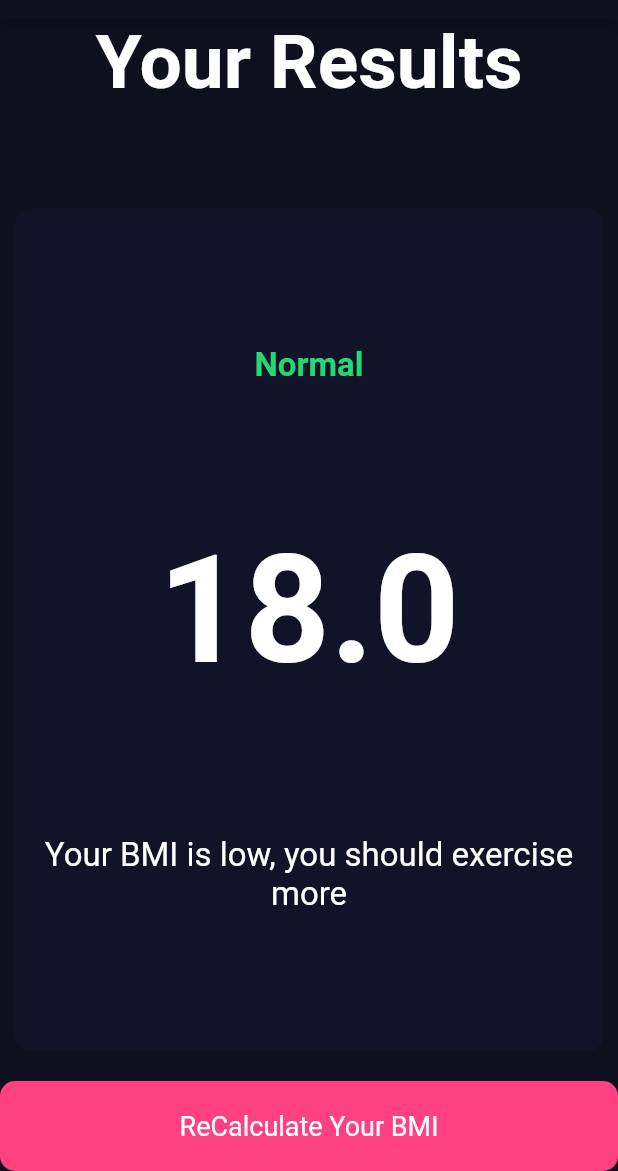
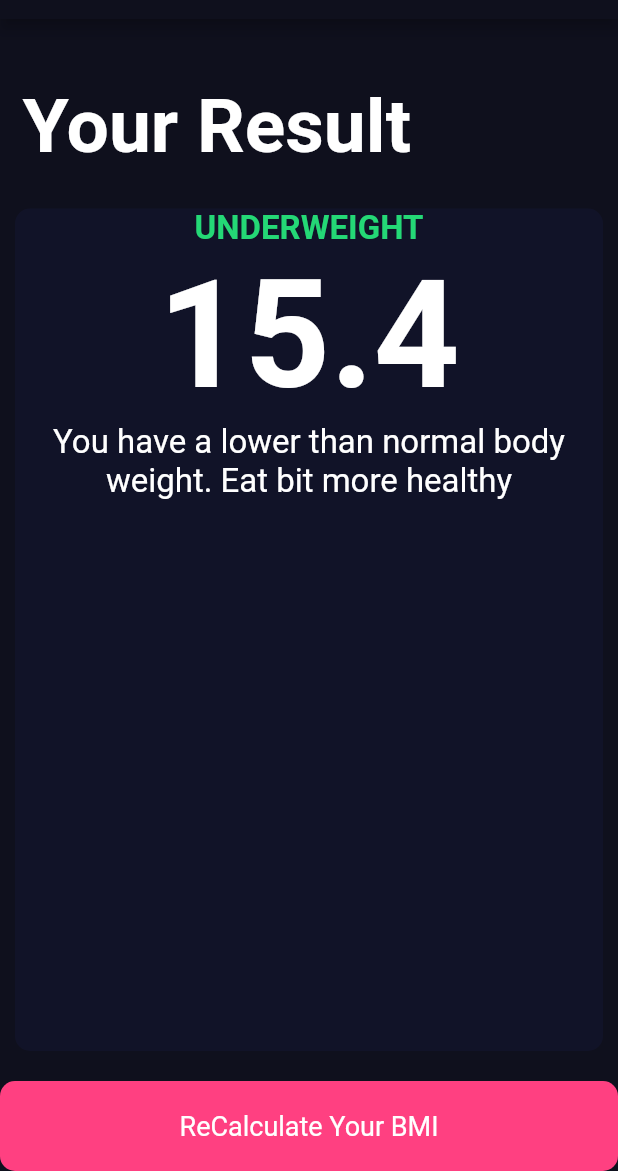
Before and after one commit to Shivakumar-SG/BMI-Calculator, a Flutter app: the screen it shows after launch, after a tap on "Find your BMI", on a phone screen of 412 x 824 dp, the part 65-1236 px from its top. Run offline on Flutter 3.47's test engine with Material 2 defaults, Android fonts, the phone set to English and light mode, and no system bars; our stand-ins replace font_awesome_flutter.

Commit message:
Functionality added

```diff
--- a/lib/bottom_button.dart
+++ b/lib/Components/bottom_button.dart
@@ -1,5 +1,5 @@
 import 'package:flutter/material.dart';
-import 'constants.dart';
+import '../constants.dart';
 
 class BottomButton extends StatelessWidget {
   BottomButton({@required this.onTap, @required this.bottomText});
--- a/lib/column_icon.dart
+++ b/lib/Components/column_icon.dart
@@ -1,5 +1,5 @@
 import 'package:flutter/material.dart';
-import 'constants.dart';
+import 'package:bmi_calculator/constants.dart';
 
 class ColumnIcon extends StatelessWidget {
   const ColumnIcon({this.icon, this.label});
--- /dev/null
+++ b/lib/Screens/input_page.dart
@@ -0,0 +1,252 @@
+import 'package:bmi_calculator/Screens/result_page.dart';
+import 'package:flutter/material.dart';
+import 'package:font_awesome_flutter/font_awesome_flutter.dart';
+import '../Components/reusable_card.dart';
+import 'package:bmi_calculator/Components/column_icon.dart';
+import '../constants.dart';
+import 'result_page.dart';
+import '../Components/bottom_button.dart';
+import '../Components/round_icon_button.dart';
+import 'package:bmi_calculator/calculating_brain.dart';
+
+enum ColorCardType {
+  maleCard,
+  femaleCard,
+}
+
+class InputPage extends StatefulWidget {
+  @override
+  _InputPageState createState() => _InputPageState();
+}
+
+class _InputPageState extends State<InputPage> {
+  ColorCardType selectedCard;
+
+  int height = 180;
+  int weight = 50;
+  int age = 25;
+
+  @override
+  Widget build(BuildContext context) {
+    return Scaffold(
+      appBar: AppBar(
+        title: Text('BMI CALCULATOR'),
+      ),
+      body: Column(
+        crossAxisAlignment: CrossAxisAlignment.stretch,
+        children: <Widget>[
+          // for male and female card
+          Expanded(
+            child: Row(
+              children: <Widget>[
+                Expanded(
+                  child: ReusableCard(
+                    //refracted or reduced the code.
+
+                    onPressed: () {
+                      // using function as a object/property
+                      setState(() {
+                        selectedCard = ColorCardType.maleCard;
+                      });
+                    },
+                    colour: selectedCard == ColorCardType.maleCard
+                        ? ktileColor
+                        : kinactiveColor,
+                    cardChild:
+                        ColumnIcon(icon: FontAwesomeIcons.mars, label: 'MALE'),
+                  ),
+                ),
+                Expanded(
+                  child: ReusableCard(
+                    onPressed: () {
+                      setState(() {
+                        selectedCard = ColorCardType.femaleCard;
+                      });
+                    },
+                    colour: selectedCard == ColorCardType.femaleCard
+                        ? ktileColor
+                        : kinactiveColor,
+                    cardChild: ColumnIcon(
+                      icon: FontAwesomeIcons.venus,
+                      label: 'FEMALE',
+                    ),
+                  ),
+                ),
+              ],
+            ),
+          ),
+          //for height
+          Expanded(
+            child: ReusableCard(
+              colour: kinactiveColor,
+              cardChild: Column(
+                mainAxisAlignment: MainAxisAlignment.center,
+                children: <Widget>[
+                  Row(
+                    mainAxisAlignment: MainAxisAlignment.center,
+                    crossAxisAlignment: CrossAxisAlignment.baseline,
+                    textBaseline: TextBaseline.alphabetic,
+                    children: <Widget>[
+                      Text(
+                        height.toString(),
+                        style: klabelTxtStyle2,
+                      ),
+                      Text(
+                        'cm',
+                        style: klabelTextStyle,
+                      )
+                    ],
+                  ),
+                  SliderTheme(
+                    data: SliderTheme.of(context).copyWith(
+                      //copies all the properties but gives value to none. creating our own widget
+                      thumbColor: Colors.pinkAccent,
+                      activeTrackColor: Colors.white,
+                      overlayColor: Color(0x29EB1555),
+                      inactiveTrackColor: Colors.grey,
+                      thumbShape: RoundSliderThumbShape(
+                        enabledThumbRadius: 15.0,
+                      ),
+                      overlayShape:
+                          RoundSliderOverlayShape(overlayRadius: 30.0),
+                    ),
+                    child: Slider(
+                      min: 100.0,
+                      max: 220.0,
+                      value: height.toDouble(),
+                      onChanged: (double newValue) {
+                        setState(() {
+                          height = newValue.round();
+                        });
+                      },
+                    ),
+                  ),
+                  Text(
+                    'HEIGHT',
+                    style: klabelTextStyle,
+                  ),
+                ],
+              ),
+            ),
+          ),
+          //for weight and age
+          Expanded(
+            child: Row(
+              children: <Widget>[
+                Expanded(
+                  child: ReusableCard(
+                    colour: kinactiveColor,
+                    cardChild: Column(
+                      mainAxisAlignment: MainAxisAlignment.center,
+                      children: <Widget>[
+                        Text(
+                          weight.toString(),
+                          style: klabelTxtStyle2,
+                        ),
+                        Row(
+                          mainAxisAlignment: MainAxisAlignment.center,
+                          children: <Widget>[
+                            RoundIconButton(
+                              icon: FontAwesomeIcons.minus,
+                              onPressed: () {
+                                setState(() {
+                                  weight = weight - 1;
+                                });
+                              },
+                            ),
+                            SizedBox(
+                              width: 10.0,
+                            ),
+                            RoundIconButton(
+                              icon: FontAwesomeIcons.plus,
+                              onPressed: () {
+                                setState(() {
+                                  weight = weight + 1;
+                                });
+                              },
+                            ),
+                          ],
+                        ),
+                        SizedBox(
+                          height: 10.0,
+                        ),
+                        Text(
+                          'WEIGHT',
+                          style: klabelTextStyle,
+                        ),
+                      ],
+                    ),
+                  ),
+                ),
+                Expanded(
+                  child: ReusableCard(
+                    colour: kinactiveColor,
+                    cardChild: Column(
+                      mainAxisAlignment: MainAxisAlignment.center,
+                      children: <Widget>[
+                        Text(
+                          age.toString(),
+                          style: klabelTxtStyle2,
+                        ),
+                        Row(
+                          mainAxisAlignment: MainAxisAlignment.center,
+                          children: <Widget>[
+                            RoundIconButton(
+                              icon: FontAwesomeIcons.minus,
+                              onPressed: () {
+                                setState(() {
+                                  age = age - 1;
+                                });
+                              },
+                            ),
+                            SizedBox(
+                              width: 10.0,
+                            ),
+                            RoundIconButton(
+                              icon: FontAwesomeIcons.plus,
+                              onPressed: () {
+                                setState(() {
+                                  age = age + 1;
+                                });
+                              },
+                            ),
+                          ],
+                        ),
+                        SizedBox(
+                          height: 10.0,
+                        ),
+                        Text(
+                          'AGE',
+                          style: klabelTextStyle,
+                        ),
+                      ],
+                    ),
+                  ),
+                ),
+              ],
+            ),
+          ),
+          //result page navigator
+          BottomButton(
+            onTap: () {
+              calculatorBrain calc =
+                  calculatorBrain(height: height, weight: weight);
+
+              Navigator.push(
+                context,
+                MaterialPageRoute(
+                  builder: (context) => ResultPage(
+                    bmiCalculation: calc.calculateBmi(),
+                    resultText: calc.getResult(),
+                    interpretation: calc.getInterpretation(),
+                  ),
+                ),
+              );
+            },
+            bottomText: 'Find your BMI',
+          ),
+        ],
+      ),
+    );
+  }
+}
--- a/lib/result_page.dart
+++ b/lib/Screens/result_page.dart
@@ -1,9 +1,16 @@
 import 'package:bmi_calculator/constants.dart';
 import 'package:flutter/material.dart';
-import 'reusable_card.dart';
-import 'bottom_button.dart';
+import '../Components/reusable_card.dart';
+import '../Components/bottom_button.dart';
 
 class ResultPage extends StatelessWidget {
+  ResultPage(
+      {@required this.bmiCalculation,
+      @required this.resultText,
+      @required this.interpretation});
+  final String bmiCalculation;
+  final String resultText;
+  final String interpretation;
   @override
   Widget build(BuildContext context) {
     return Scaffold(
@@ -18,9 +25,10 @@ class ResultPage extends StatelessWidget {
         children: <Widget>[
           Expanded(
             child: Container(
+              padding: EdgeInsets.all(15.0),
+              alignment: Alignment.bottomLeft,
               child: Text(
-                'Your Results',
-                textAlign: TextAlign.center,
+                'Your Result',
                 style: kTitleTextStyle,
               ),
             ),
@@ -34,17 +42,19 @@ class ResultPage extends StatelessWidget {
                 crossAxisAlignment: CrossAxisAlignment.center,
                 children: <Widget>[
                   Text(
-                    'Normal',
+                    resultText.toUpperCase(),
                     style: kResultTextStyle,
                   ),
                   Text(
-                    '18.0',
+                    bmiCalculation,
                     style: kBmiTextStyle,
                   ),
-                  Text(
-                    'Your BMI is low, you should exercise more',
-                    textAlign: TextAlign.center,
-                    style: kBodyTextStyle,
+                  Expanded(
+                    child: Text(
+                      interpretation,
+                      textAlign: TextAlign.center,
+                      style: kBodyTextStyle,
+                    ),
                   ),
                 ],
               ),
--- /dev/null
+++ b/lib/calculating_brain.dart
@@ -0,0 +1,34 @@
+import 'dart:math';
+
+class calculatorBrain {
+  calculatorBrain({this.height, this.weight});
+  final int height;
+  final int weight;
+
+  double _bmi;
+
+  String calculateBmi() {
+    _bmi = weight / pow(height / 100, 2);
+    return _bmi.toStringAsFixed(1);
+  }
+
+  String getResult() {
+    if (_bmi >= 25) {
+      return 'Overweight';
+    } else if (_bmi > 18.5) {
+      return 'Normal';
+    } else {
+      return 'Underweight';
+    }
+  }
+
+  String getInterpretation() {
+    if (_bmi >= 25) {
+      return 'You have higher than a normal body weight. Try to exercise more';
+    } else if (_bmi > 18.5) {
+      return 'You have a normal body weight. Good job!';
+    } else {
+      return 'You have a lower than normal body weight. Eat bit more healthy';
+    }
+  }
+}
--- a/lib/input_page.dart
+++ /dev/null
@@ -1,243 +0,0 @@
-import 'package:bmi_calculator/result_page.dart';
-import 'package:flutter/material.dart';
-import 'package:font_awesome_flutter/font_awesome_flutter.dart';
-import 'reusable_card.dart';
-import 'column_icon.dart';
-import 'constants.dart';
-import 'result_page.dart';
-import 'bottom_button.dart';
-import 'round_icon_button.dart';
-
-enum ColorCardType {
-  maleCard,
-  femaleCard,
-}
-
-class InputPage extends StatefulWidget {
-  @override
-  _InputPageState createState() => _InputPageState();
-}
-
-class _InputPageState extends State<InputPage> {
-  ColorCardType selectedCard;
-
-  int height = 180;
-  int weight = 50;
-  int age = 25;
-
-  @override
-  Widget build(BuildContext context) {
-    return Scaffold(
-        appBar: AppBar(
-          title: Text('BMI CALCULATOR'),
-        ),
-        body: Column(
-          crossAxisAlignment: CrossAxisAlignment.stretch,
-          children: <Widget>[
-            // for male and female card
-            Expanded(
-              child: Row(
-                children: <Widget>[
-                  Expanded(
-                    child: ReusableCard(
-                      //refracted or reduced the code.
-
-                      onPressed: () {
-                        // using function as a object/property
-                        setState(() {
-                          selectedCard = ColorCardType.maleCard;
-                        });
-                      },
-                      colour: selectedCard == ColorCardType.maleCard
-                          ? ktileColor
-                          : kinactiveColor,
-                      cardChild: ColumnIcon(
-                          icon: FontAwesomeIcons.mars, label: 'MALE'),
-                    ),
-                  ),
-                  Expanded(
-                    child: ReusableCard(
-                      onPressed: () {
-                        setState(() {
-                          selectedCard = ColorCardType.femaleCard;
-                        });
-                      },
-                      colour: selectedCard == ColorCardType.femaleCard
-                          ? ktileColor
-                          : kinactiveColor,
-                      cardChild: ColumnIcon(
-                        icon: FontAwesomeIcons.venus,
-                        label: 'FEMALE',
-                      ),
-                    ),
-                  ),
-                ],
-              ),
-            ),
-            //for height
-            Expanded(
-              child: ReusableCard(
-                colour: kinactiveColor,
-                cardChild: Column(
-                  mainAxisAlignment: MainAxisAlignment.center,
-                  children: <Widget>[
-                    Row(
-                      mainAxisAlignment: MainAxisAlignment.center,
-                      crossAxisAlignment: CrossAxisAlignment.baseline,
-                      textBaseline: TextBaseline.alphabetic,
-                      children: <Widget>[
-                        Text(
-                          height.toString(),
-                          style: klabelTxtStyle2,
-                        ),
-                        Text(
-                          'cm',
-                          style: klabelTextStyle,
-                        )
-                      ],
-                    ),
-                    SliderTheme(
-                      data: SliderTheme.of(context).copyWith(
-                        //copies all the properties but gives value to none. creating our own widget
-                        thumbColor: Colors.pinkAccent,
-                        activeTrackColor: Colors.white,
-                        overlayColor: Color(0x29EB1555),
-                        inactiveTrackColor: Colors.grey,
-                        thumbShape: RoundSliderThumbShape(
-                          enabledThumbRadius: 15.0,
-                        ),
-                        overlayShape:
-                            RoundSliderOverlayShape(overlayRadius: 30.0),
-                      ),
-                      child: Slider(
-                        min: 100.0,
-                        max: 220.0,
-                        value: height.toDouble(),
-                        onChanged: (double newValue) {
-                          setState(() {
-                            height = newValue.round();
-                          });
-                        },
-                      ),
-                    ),
-                    Text(
-                      'HEIGHT',
-                      style: klabelTextStyle,
-                    ),
-                  ],
-                ),
-              ),
-            ),
-            //for weight and age
-            Expanded(
-              child: Row(
-                children: <Widget>[
-                  Expanded(
-                    child: ReusableCard(
-                      colour: kinactiveColor,
-                      cardChild: Column(
-                        mainAxisAlignment: MainAxisAlignment.center,
-                        children: <Widget>[
-                          Text(
-                            weight.toString(),
-                            style: klabelTxtStyle2,
-                          ),
-                          Row(
-                            mainAxisAlignment: MainAxisAlignment.center,
-                            children: <Widget>[
-                              RoundIconButton(
-                                icon: FontAwesomeIcons.minus,
-                                onPressed: () {
-                                  setState(() {
-                                    weight = weight - 1;
-                                  });
-                                },
-                              ),
-                              SizedBox(
-                                width: 10.0,
-                              ),
-                              RoundIconButton(
-                                icon: FontAwesomeIcons.plus,
-                                onPressed: () {
-                                  setState(() {
-                                    weight = weight + 1;
-                                  });
-                                },
-                              ),
-                            ],
-                          ),
-                          SizedBox(
-                            height: 10.0,
-                          ),
-                          Text(
-                            'WEIGHT',
-                            style: klabelTextStyle,
-                          ),
-                        ],
-                      ),
-                    ),
-                  ),
-                  Expanded(
-                    child: ReusableCard(
-                      colour: kinactiveColor,
-                      cardChild: Column(
-                        mainAxisAlignment: MainAxisAlignment.center,
-                        children: <Widget>[
-                          Text(
-                            age.toString(),
-                            style: klabelTxtStyle2,
-                          ),
-                          Row(
-                            mainAxisAlignment: MainAxisAlignment.center,
-                            children: <Widget>[
-                              RoundIconButton(
-                                icon: FontAwesomeIcons.minus,
-                                onPressed: () {
-                                  setState(() {
-                                    age = age - 1;
-                                  });
-                                },
-                              ),
-                              SizedBox(
-                                width: 10.0,
-                              ),
-                              RoundIconButton(
-                                icon: FontAwesomeIcons.plus,
-                                onPressed: () {
-                                  setState(() {
-                                    age = age + 1;
-                                  });
-                                },
-                              ),
-                            ],
-                          ),
-                          SizedBox(
-                            height: 10.0,
-                          ),
-                          Text(
-                            'AGE',
-                            style: klabelTextStyle,
-                          ),
-                        ],
-                      ),
-                    ),
-                  ),
-                ],
-              ),
-            ),
-            //result page navigator
-            BottomButton(
-              onTap: () {
-                Navigator.push(
-                  context,
-                  MaterialPageRoute(
-                    builder: (context) => ResultPage(),
-                  ),
-                );
-              },
-              bottomText: 'Find your BMI',
-            ),
-          ],
-        ));
-  }
-}
--- a/lib/main.dart
+++ b/lib/main.dart
@@ -1,5 +1,5 @@
 import 'package:flutter/material.dart';
-import 'input_page.dart';
+import 'Screens/input_page.dart';
 
 void main() => runApp(BMICalculator());
 
```
Also changed, not shown: lib/Components/reusable_card.dart (renamed from lib/reusable_card.dart), lib/Components/round_icon_button.dart (renamed from lib/round_icon_button.dart), 37 other files.
